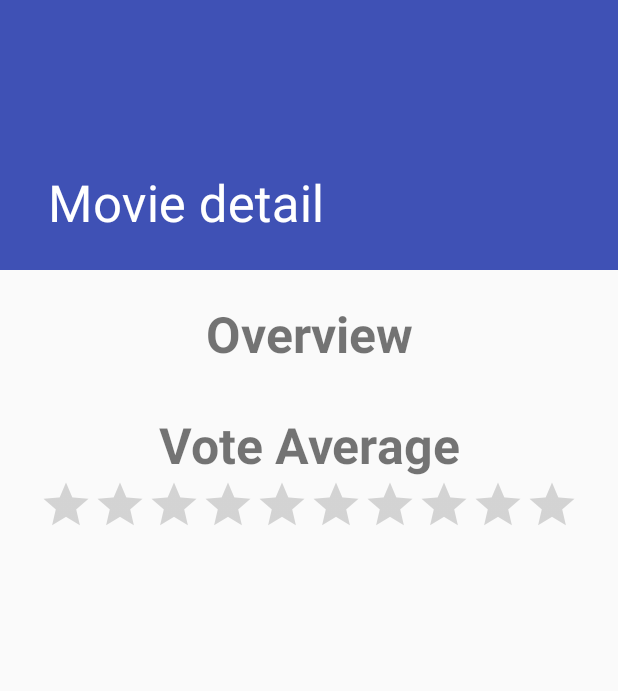
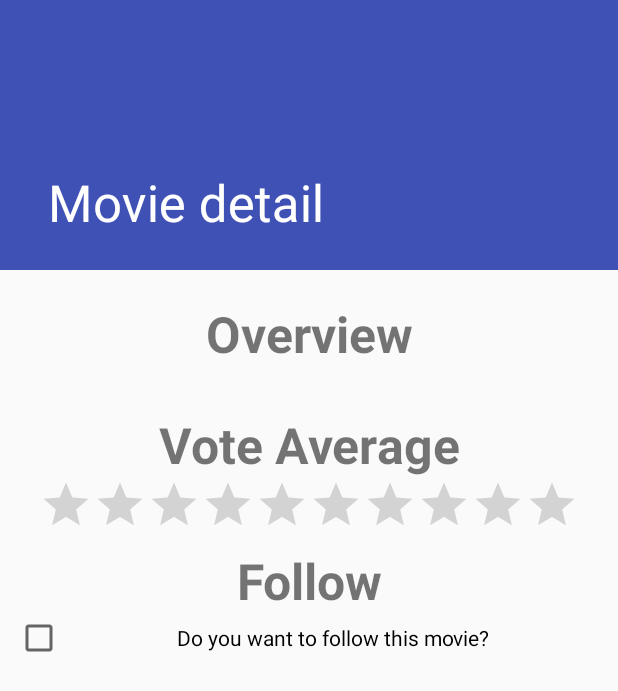
Before and after one commit to ginquelM-G/ISEL, an Android app: the DetailActivity screen opened directly, with no data from a screen before it, on a phone screen of 412 x 824 dp. Shown: the top 691 px of the screen. Run offline under Robolectric (Android 15) with nearby library versions, the phone set to English and light mode, and no system bars; our stand-ins replace Picasso; pictures from the network do not load.

```diff
--- a/YAMD/app/src/main/java/yamd/g13/pdm/leic/isel/yamd/control/provider/DbOpenHelper.kt
+++ b/YAMD/app/src/main/java/yamd/g13/pdm/leic/isel/yamd/control/provider/DbOpenHelper.kt
@@ -13,7 +13,7 @@ import android.database.sqlite.SQLiteOpenHelper
 class DbOpenHelper(context: Context?) : SQLiteOpenHelper(context, DbSchema.DB_NAME, null, DbSchema.DB_VERSION) {
 
     override fun onCreate(db: SQLiteDatabase) {
-        deleteDb(db)
+        //deleteDb(db)
         createDb(db)
     }
 
--- a/YAMD/app/src/main/java/yamd/g13/pdm/leic/isel/yamd/control/provider/DbSchema.kt
+++ b/YAMD/app/src/main/java/yamd/g13/pdm/leic/isel/yamd/control/provider/DbSchema.kt
@@ -53,10 +53,10 @@ object DbSchema {
                         MoviesContract.COL_ID + " INTEGER PRIMARY KEY, " +
                         COL_MOVIE_ID + " UNIQUE REFERENCES Movies(COL_MOVIE_ID), " +
                         COL_POSTER_PATH + " TEXT UNIQUE, " +
-                        COL_TITLE + "TEXT,"+
+                        COL_TITLE + " TEXT,"+
                         COL_VOTE_AVERAGE + " REAL, " +
                         COL_VOTE_COUNT + " INTEGER, " +
-                        COL_POPULARITY + "REAL, "+
+                        COL_POPULARITY + " REAL, "+
                         COL_OVERVIEW + " TEXT, " +
                         COL_RESLEASE_DATE + " TEXT )"
 
--- a/YAMD/app/src/main/java/yamd/g13/pdm/leic/isel/yamd/view/MainActivity.kt
+++ b/YAMD/app/src/main/java/yamd/g13/pdm/leic/isel/yamd/view/MainActivity.kt
@@ -98,6 +98,7 @@ class MainActivity : AppCompatActivity(), LoaderManager.LoaderCallbacks<Cursor>
         return super.onCreateOptionsMenu(menu)
     }
 
+
     override fun onOptionsItemSelected(item: MenuItem?): Boolean {
         if (item?.itemId == R.id.about_action){
             startActivity(Intent(this, AboutActivity::class.java))
--- a/YAMD/app/src/main/res/layout/content_detail.xml
+++ b/YAMD/app/src/main/res/layout/content_detail.xml
@@ -32,6 +32,7 @@
             android:layout_height="wrap_content"
             android:textAlignment="center"
             android:id="@+id/movie_overview"/>
+
         <TextView
             android:paddingTop="10dp"
             android:layout_width="match_parent"
@@ -49,6 +50,22 @@
             style="?android:attr/ratingBarStyleIndicator"
             android:stepSize="0.01"
             android:numStars="10"/>
+
+        <TextView
+            android:paddingTop="10dp"
+            android:layout_width="match_parent"
+            android:layout_height="wrap_content"
+            android:textAlignment="center"
+            android:textStyle="bold"
+            android:textSize="50px"
+            android:text="@string/follow"/>
+
+        <CheckBox
+            android:id="@+id/follow"
+            android:layout_width="match_parent"
+            android:layout_height="wrap_content"
+            android:textAlignment="center"
+            android:text="@string/followMovieText" />
     </LinearLayout>
 
 </android.support.v4.widget.NestedScrollView>
--- a/YAMD/app/src/main/res/values/strings.xml
+++ b/YAMD/app/src/main/res/values/strings.xml
@@ -8,6 +8,8 @@
     <string name="title_activity_detail">Movie detail</string>
     <string name="overview" translatable="true">Overview</string>
     <string name="vote_average" translatable="true">Vote Average</string>
+    <string name="follow" translatable="true">Follow</string>
+    <string name="followMovieText" translatable="true">Do you want to follow this movie?</string>
     <string name="action_settings">Settings</string>
     <string name="about_action_menu">About</string>
     <string name="title_activity_about">About</string>
--- a/YAMD/build.gradle
+++ b/YAMD/build.gradle
@@ -7,7 +7,7 @@ buildscript {
         jcenter()
     }
     dependencies {
-        classpath 'com.android.tools.build:gradle:3.0.0'
+        classpath 'com.android.tools.build:gradle:3.0.1'
         classpath "org.jetbrains.kotlin:kotlin-gradle-plugin:$kotlin_version"
 
         // NOTE: Do not place your application dependencies here; they belong
```
Also changed, not shown: YAMD/app/src/main/java/yamd/g13/pdm/leic/isel/yamd/control/Controller.kt (+39 -0 lines), YAMD/app/src/main/java/yamd/g13/pdm/leic/isel/yamd/view/DetailActivity.kt (+10 -0 lines), 1 other file.
